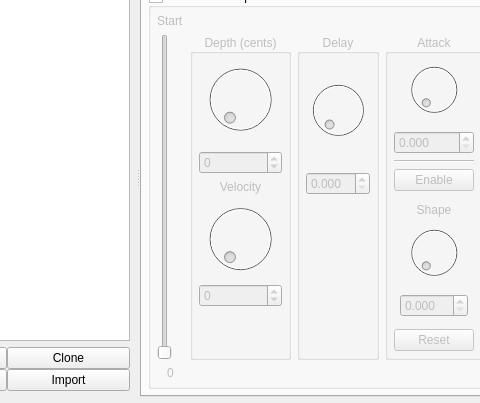
First picture: the form in src/ui/mainwindow.ui, repository michael02022/sfzbuilder, before the edit; both pictures show x 128 to 608 and y 321 to 724 of the 1018 by 724 pixel window.
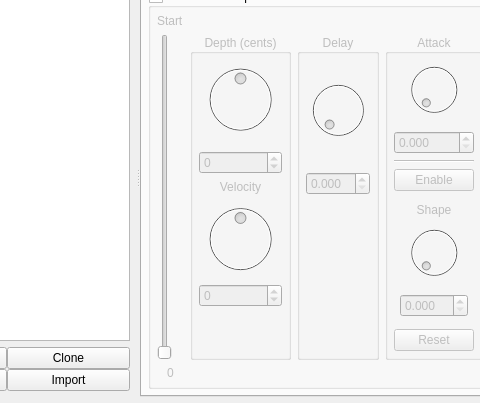
Second picture: the form after the edit. The open tabs and pages were chosen to show the change. Icons and pictures are not drawn. Custom widgets are drawn as their Qt base class.

Commit message: more implemented widget -> object code

Patch:
```diff
--- a/src/ui/mainwindow.ui
+++ b/src/ui/mainwindow.ui
@@ -4019,6 +4019,12 @@
                    <verstretch>0</verstretch>
                   </sizepolicy>
                  </property>
+                 <property name="minimum">
+                  <number>-12000</number>
+                 </property>
+                 <property name="maximum">
+                  <number>12000</number>
+                 </property>
                 </widget>
                </item>
                <item>
@@ -4055,6 +4061,12 @@
                    <verstretch>0</verstretch>
                   </sizepolicy>
                  </property>
+                 <property name="minimum">
+                  <number>-12000</number>
+                 </property>
+                 <property name="maximum">
+                  <number>12000</number>
+                 </property>
                 </widget>
                </item>
                <item>
```
Left out of the diff: 54 changed lines with no effect on the pictures. The commit also changes 3 other files.
